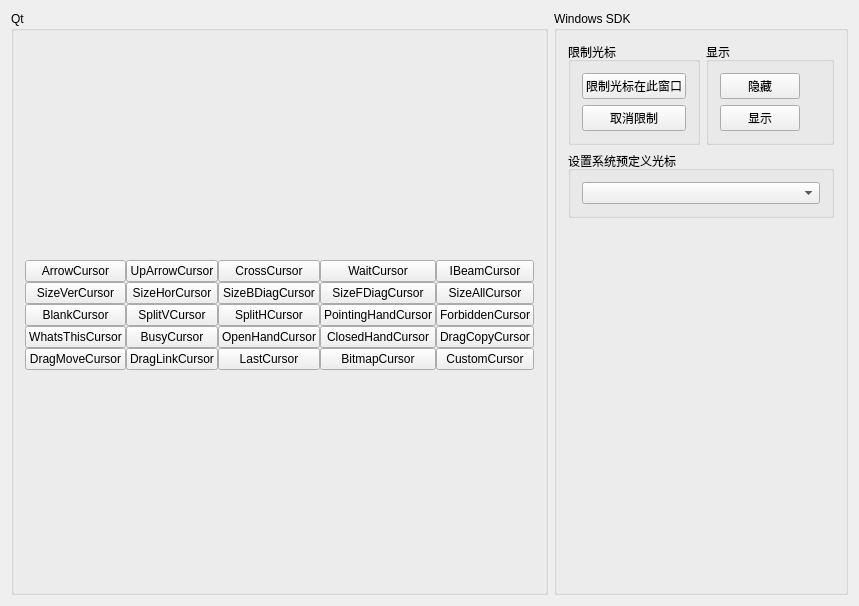
The window that Learn/Cursor/Widget.ui (huangjxbq/VisualStudio2017) describes before a commit, drawn with Qt 5.
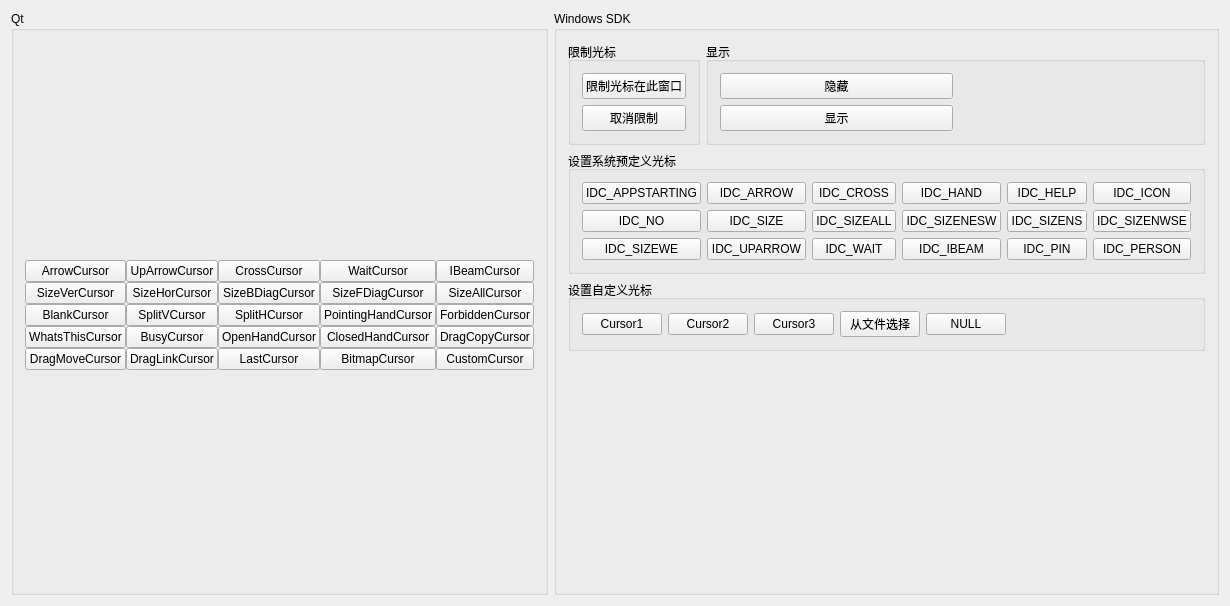
The same window after the commit.

Diff of the .ui file:
```diff
--- a/Learn/Cursor/Widget.ui
+++ b/Learn/Cursor/Widget.ui
@@ -6,7 +6,7 @@
    <rect>
     <x>0</x>
     <y>0</y>
-    <width>859</width>
+    <width>1103</width>
     <height>606</height>
    </rect>
   </property>
@@ -251,7 +251,7 @@
      <property name="title">
       <string>Windows SDK</string>
      </property>
-     <layout class="QVBoxLayout" name="verticalLayout_4" stretch="4,1,15">
+     <layout class="QVBoxLayout" name="verticalLayout_4" stretch="4,4,2,10">
       <item>
        <layout class="QHBoxLayout" name="horizontalLayout_3">
         <item>
@@ -320,7 +320,239 @@
         </property>
         <layout class="QGridLayout" name="gridLayout_2">
          <item row="0" column="0">
-          <widget class="QComboBox" name="comboBox_cursor"/>
+          <layout class="QGridLayout" name="gridLayout_3">
+           <item row="0" column="2">
+            <widget class="QPushButton" name="pushButton_cross">
+             <property name="toolTip">
+              <string>Crosshair</string>
+             </property>
+             <property name="text">
+              <string>IDC_CROSS</string>
+             </property>
+            </widget>
+           </item>
+           <item row="0" column="5">
+            <widget class="QPushButton" name="pushButton_icon">
+             <property name="toolTip">
+              <string>Obsolete</string>
+             </property>
+             <property name="text">
+              <string>IDC_ICON</string>
+             </property>
+            </widget>
+           </item>
+           <item row="0" column="3">
+            <widget class="QPushButton" name="pushButton_hand">
+             <property name="toolTip">
+              <string>Hand</string>
+             </property>
+             <property name="text">
+              <string>IDC_HAND</string>
+             </property>
+            </widget>
+           </item>
+           <item row="0" column="4">
+            <widget class="QPushButton" name="pushButton_help">
+             <property name="toolTip">
+              <string>Arrow and question mark</string>
+             </property>
+             <property name="text">
+              <string>IDC_HELP</string>
+             </property>
+            </widget>
+           </item>
+           <item row="1" column="3">
+            <widget class="QPushButton" name="pushButton_sizeNesw">
+             <property name="toolTip">
+              <string>Double-pointed arrow pointing northeast and southwest</string>
+             </property>
+             <property name="text">
+              <string>IDC_SIZENESW</string>
+             </property>
+            </widget>
+           </item>
+           <item row="0" column="1">
+            <widget class="QPushButton" name="pushButton_arrow">
+             <property name="toolTip">
+              <string>Standard arrow</string>
+             </property>
+             <property name="text">
+              <string>IDC_ARROW</string>
+             </property>
+            </widget>
+           </item>
+           <item row="0" column="0">
+            <widget class="QPushButton" name="pushButton_appStarting">
+             <property name="toolTip">
+              <string>Standard arrow and small hourglass</string>
+             </property>
+             <property name="text">
+              <string>IDC_APPSTARTING</string>
+             </property>
+            </widget>
+           </item>
+           <item row="1" column="1">
+            <widget class="QPushButton" name="pushButton_size">
+             <property name="toolTip">
+              <string>Obsolete; use IDC_SIZEALL</string>
+             </property>
+             <property name="text">
+              <string>IDC_SIZE</string>
+             </property>
+            </widget>
+           </item>
+           <item row="1" column="0">
+            <widget class="QPushButton" name="pushButton_no">
+             <property name="acceptDrops">
+              <bool>true</bool>
+             </property>
+             <property name="toolTip">
+              <string>Slashed circle</string>
+             </property>
+             <property name="text">
+              <string>IDC_NO</string>
+             </property>
+            </widget>
+           </item>
+           <item row="1" column="2">
+            <widget class="QPushButton" name="pushButton_sizeAll">
+             <property name="toolTip">
+              <string>Four-pointed arrow pointing north, south, east, and west</string>
+             </property>
+             <property name="text">
+              <string>IDC_SIZEALL</string>
+             </property>
+            </widget>
+           </item>
+           <item row="1" column="4">
+            <widget class="QPushButton" name="pushButton_sizeNs">
+             <property name="toolTip">
+              <string>Double-pointed arrow pointing north and south</string>
+             </property>
+             <property name="text">
+              <string>IDC_SIZENS</string>
+             </property>
+            </widget>
+           </item>
+           <item row="1" column="5">
+            <widget class="QPushButton" name="pushButton_sizeNwse">
+             <property name="toolTip">
+              <string>Double-pointed arrow pointing northwest and southeast</string>
+             </property>
+             <property name="text">
+              <string>IDC_SIZENWSE</string>
+             </property>
+            </widget>
+           </item>
+           <item row="2" column="0">
+            <widget class="QPushButton" name="pushButton_sizeWe">
+             <property name="toolTip">
+              <string>Double-pointed arrow pointing west and east</string>
+             </property>
+             <property name="text">
+              <string>IDC_SIZEWE</string>
+             </property>
+            </widget>
+           </item>
+           <item row="2" column="1">
+            <widget class="QPushButton" name="pushButton_upArrow">
+             <property name="toolTip">
+              <string>Vertical arrow</string>
+             </property>
+             <property name="text">
+              <string>IDC_UPARROW</string>
+             </property>
+            </widget>
+           </item>
+           <item row="2" column="2">
+            <widget class="QPushButton" name="pushButton_wait">
+             <property name="toolTip">
+              <string>Hourglass</string>
+             </property>
+             <property name="text">
+              <string>IDC_WAIT</string>
+             </property>
+            </widget>
+           </item>
+           <item row="2" column="3">
+            <widget class="QPushButton" name="pushButton_ibeam">
+             <property name="text">
+              <string>IDC_IBEAM</string>
+             </property>
+            </widget>
+           </item>
+           <item row="2" column="4">
+            <widget class="QPushButton" name="pushButton_pin">
+             <property name="text">
+              <string>IDC_PIN</string>
+             </property>
+            </widget>
+           </item>
+           <item row="2" column="5">
+            <widget class="QPushButton" name="pushButton_person">
+             <property name="text">
+              <string>IDC_PERSON</string>
+             </property>
+            </widget>
+           </item>
+          </layout>
+         </item>
+        </layout>
+       </widget>
+      </item>
+      <item>
+       <widget class="QGroupBox" name="groupBox_6">
+        <property name="title">
+         <string>设置自定义光标</string>
+        </property>
+        <layout class="QHBoxLayout" name="horizontalLayout_5">
+         <item>
+          <widget class="QPushButton" name="pushButton_cursor1">
+           <property name="text">
+            <string>Cursor1</string>
+           </property>
+          </widget>
+         </item>
+         <item>
+          <widget class="QPushButton" name="pushButton_cursor2">
+           <property name="text">
+            <string>Cursor2</string>
+           </property>
+          </widget>
+         </item>
+         <item>
+          <widget class="QPushButton" name="pushButton_cursor3">
+           <property name="text">
+            <string>Cursor3</string>
+           </property>
+          </widget>
+         </item>
+         <item>
+          <widget class="QPushButton" name="pushButton_cursorFromFile">
+           <property name="text">
+            <string>从文件选择</string>
+           </property>
+          </widget>
+         </item>
+         <item>
+          <widget class="QPushButton" name="pushButton_cursor4">
+           <property name="text">
+            <string>NULL</string>
+           </property>
+          </widget>
+         </item>
+         <item>
+          <spacer name="horizontalSpacer">
+           <property name="orientation">
+            <enum>Qt::Horizontal</enum>
+           </property>
+           <property name="sizeHint" stdset="0">
+            <size>
+             <width>40</width>
+             <height>20</height>
+            </size>
+           </property>
+          </spacer>
          </item>
         </layout>
        </widget>
```
